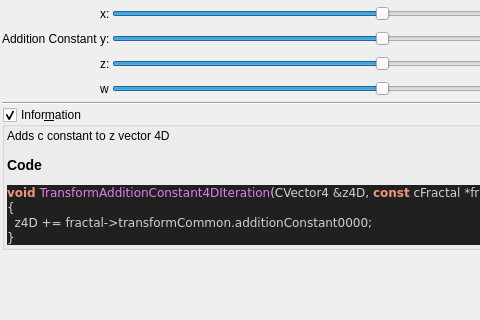
Before: the Qt Designer form mandelbulber2/qt_data/fractal_transf_addition_constant_4D.ui in buddhi1980/mandelbulber2, drawn with Qt 5; both pictures show x 0 to 480 and y 0 to 320 of the 745 by 659 pixel window.
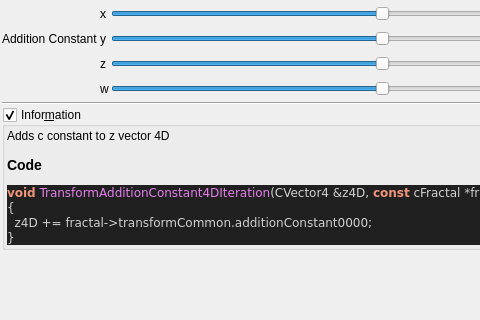
After: the same form once the commit is applied. Custom widgets are drawn as their Qt base class.

```diff
--- a/mandelbulber2/qt_data/fractal_transf_addition_constant_4D.ui
+++ b/mandelbulber2/qt_data/fractal_transf_addition_constant_4D.ui
@@ -37,7 +37,7 @@
      <item row="2" column="1">
       <widget class="QLabel" name="label_163">
        <property name="text">
-        <string>z:</string>
+        <string notr="true">z</string>
        </property>
       </widget>
      </item>
@@ -158,7 +158,7 @@
      <item row="1" column="1">
       <widget class="QLabel" name="label_162">
        <property name="text">
-        <string>y:</string>
+        <string notr="true">y</string>
        </property>
       </widget>
      </item>
@@ -237,7 +237,7 @@
      <item row="0" column="1">
       <widget class="QLabel" name="label_160">
        <property name="text">
-        <string>x:</string>
+        <string notr="true">x</string>
        </property>
       </widget>
      </item>
```
Left out of the diff: 2 changed lines with no effect on the pictures.
